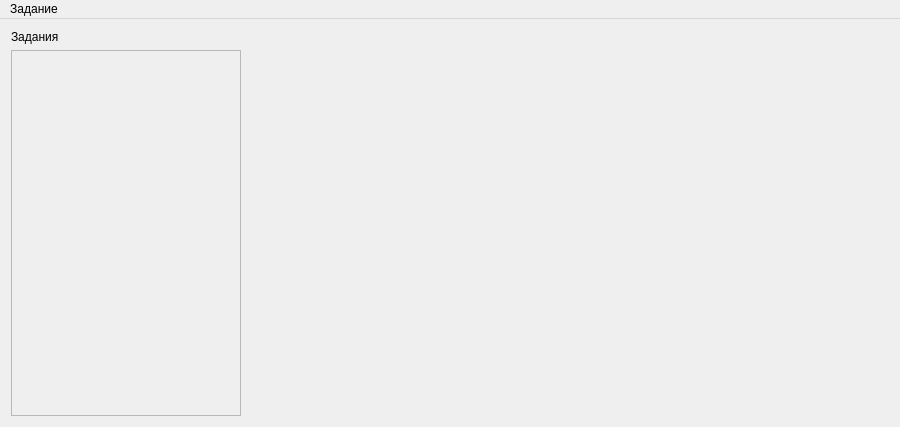
First picture: the form in taskbuilder/mainwindow.ui, repository alirzaev/dispatcher, before the edit.
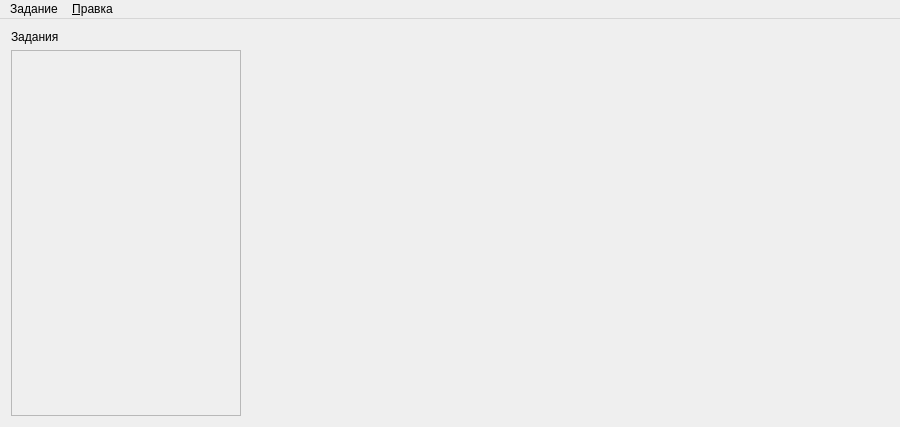
Second picture: the form after the edit.

The edit to the form file:
```diff
--- a/taskbuilder/mainwindow.ui
+++ b/taskbuilder/mainwindow.ui
@@ -75,7 +75,7 @@
      <height>20</height>
     </rect>
    </property>
-   <widget class="QMenu" name="menu">
+   <widget class="QMenu" name="menuTask">
     <property name="title">
      <string>Задание</string>
     </property>
@@ -112,7 +112,15 @@
     <addaction name="separator"/>
     <addaction name="actionQuit"/>
    </widget>
-   <addaction name="menu"/>
+   <widget class="QMenu" name="menuEdit">
+    <property name="title">
+     <string>&amp;Правка</string>
+    </property>
+    <addaction name="actionUndo"/>
+    <addaction name="actionRedo"/>
+   </widget>
+   <addaction name="menuTask"/>
+   <addaction name="menuEdit"/>
   </widget>
   <action name="actionSaveTask">
    <property name="text">
```
Left out of the diff: 16 changed lines with no effect on the pictures.
